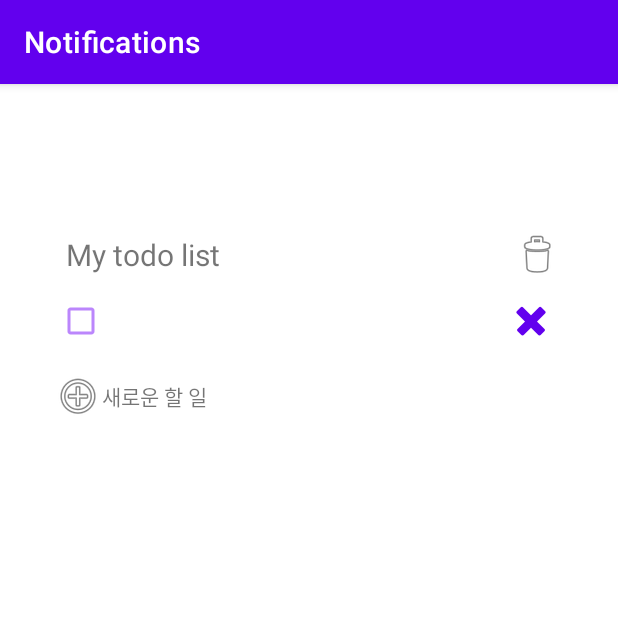
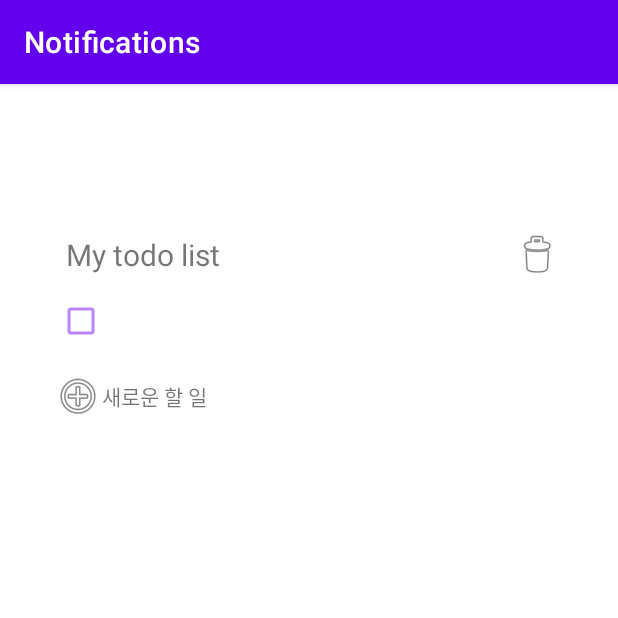
Before and after one commit to retroinspect/cs496-week1, an Android app: the TodoFragment screen opened through its navigation route, after a tap on "새로운 할 일", on a phone screen of 412 x 824 dp, the top half of it. Run offline under Robolectric (Android 15) with nearby library versions, the phone set to English and light mode, and no system bars; our stand-ins replace Room's generated code, Timber, data binding, navigation-ui.

Commit message:
layout: Delete image button is only visible when the editText has selected

```diff
--- a/app/src/main/res/layout/list_item_todo.xml
+++ b/app/src/main/res/layout/list_item_todo.xml
@@ -64,6 +64,7 @@
 
         <ImageButton
             android:id="@+id/delete_button"
+            android:visibility="invisible"
             android:layout_width="@dimen/small_size"
             android:layout_height="@dimen/small_size"
             android:background="@android:color/transparent"
```
Also changed, not shown: app/src/main/java/com/example/sample/ui/todo/TodoAdapter.kt (+11 -2 lines).
